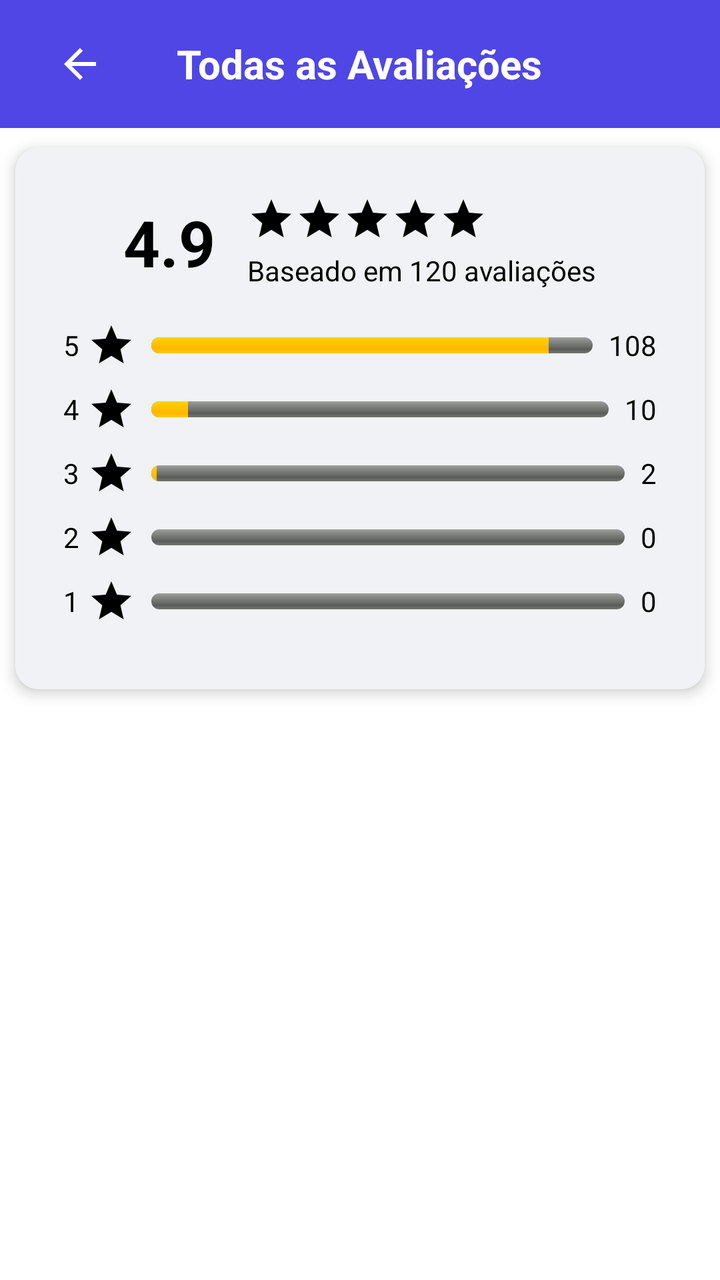
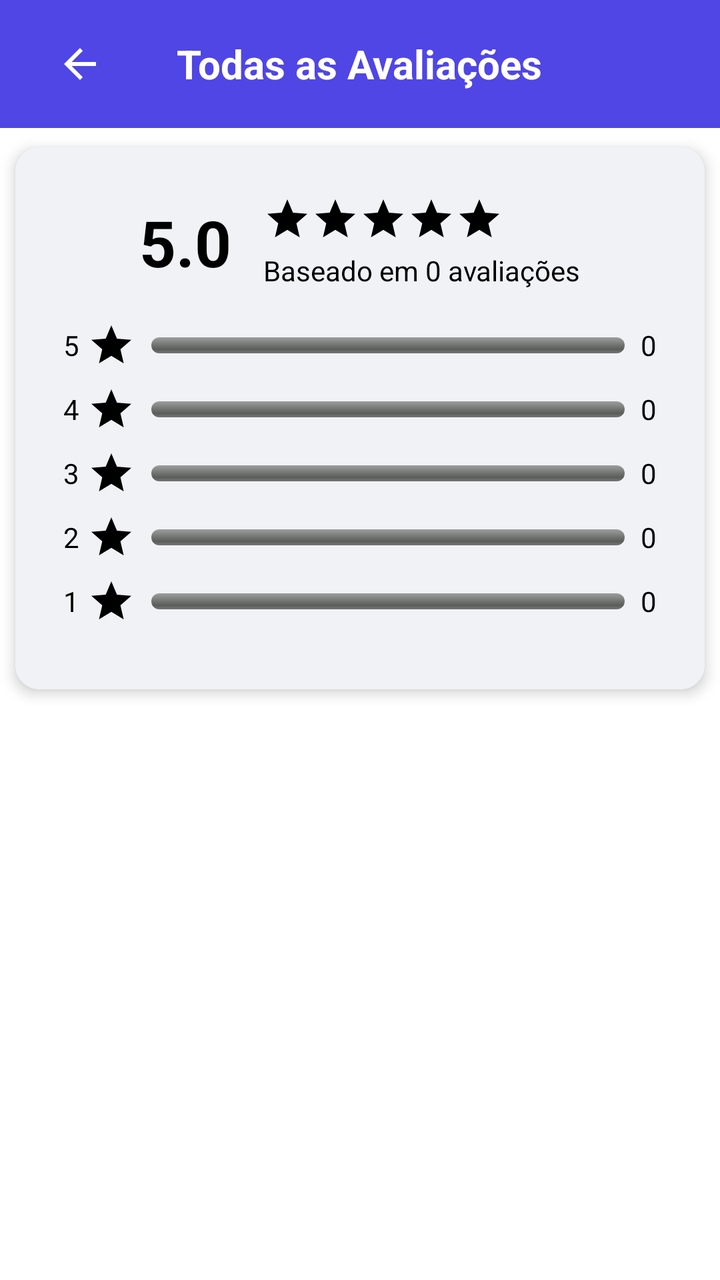

Compare the two renders of this Android layout. The source of the first and the diff that turns it into the second are given below.
<!-- AndroidManifest.xml: application theme Theme.SmartApp -->
<!-- res/layout/avaliar_tela.xml -->
<?xml version="1.0" encoding="utf-8"?>
<RelativeLayout xmlns:android="http://schemas.android.com/apk/res/android"
    xmlns:app="http://schemas.android.com/apk/res-auto"
    xmlns:tools="http://schemas.android.com/tools"
    android:layout_width="match_parent"
    android:layout_height="match_parent"
    android:background="@color/white">

    <RelativeLayout
        android:id="@+id/headerTop"
        android:layout_width="match_parent"
        android:layout_height="?attr/actionBarSize"
        android:background="#4F46E5"
        android:padding="16dp">

        <ImageButton
            android:id="@+id/btnVoltaraval"
            android:layout_width="48dp"
            android:layout_height="48dp"
            android:layout_alignParentStart="true"
            android:background="?attr/selectableItemBackgroundBorderless"
            android:contentDescription="Voltar"
            android:src="@drawable/ic_arrow_back" />

        <TextView
            android:layout_width="wrap_content"
            android:layout_height="wrap_content"
            android:layout_centerInParent="true"
            android:text="Todas as Avaliações"
            android:textColor="@android:color/white"
            android:textSize="20sp"
            android:textStyle="bold" />
    </RelativeLayout>

    <LinearLayout
        android:layout_width="match_parent"
        android:layout_height="wrap_content"
        android:layout_below="@id/headerTop"
        android:orientation="vertical">

        
        <androidx.cardview.widget.CardView
            android:layout_width="match_parent"
            android:layout_height="wrap_content"
            android:layout_marginBottom="16dp"
            app:cardCornerRadius="12dp"
            app:cardElevation="4dp"
            app:cardUseCompatPadding="true">

            <LinearLayout
                android:layout_width="match_parent"
                android:layout_height="wrap_content"
                android:background="@color/light_gray"
                android:gravity="center"
                android:orientation="vertical"
                android:padding="24dp">

                <LinearLayout
                    android:layout_width="wrap_content"
                    android:layout_height="wrap_content"
                    android:gravity="center"
                    android:orientation="horizontal">

                    <TextView
                        android:id="@+id/totalRating"
                        android:layout_width="wrap_content"
                        android:layout_height="wrap_content"
                        android:text="4.9"
                        android:textColor="@android:color/black"
                        android:textSize="32sp"
                        android:textStyle="bold" />

                    <LinearLayout
                        android:layout_width="wrap_content"
                        android:layout_height="wrap_content"
                        android:layout_marginStart="16dp"
                        android:orientation="vertical">

                        <LinearLayout
                            android:layout_width="wrap_content"
                            android:layout_height="wrap_content"
                            android:orientation="horizontal">

                            <ImageView
                                android:id="@+id/star1"
                                android:layout_width="wrap_content"
                                android:layout_height="wrap_content"
                                android:src="@drawable/ic_star" />

                            <ImageView
                                android:id="@+id/star2"
                                android:layout_width="wrap_content"
                                android:layout_height="wrap_content"
                                android:src="@drawable/ic_star" />

                            <ImageView
                                android:id="@+id/star3"
                                android:layout_width="wrap_content"
                                android:layout_height="wrap_content"
                                android:src="@drawable/ic_star" />

                            <ImageView
                                android:id="@+id/star4"
                                android:layout_width="wrap_content"
                                android:layout_height="wrap_content"
                                android:src="@drawable/ic_star" />

                            <ImageView
                                android:id="@+id/star5"
                                android:layout_width="wrap_content"
                                android:layout_height="wrap_content"
                                android:src="@drawable/ic_star" />
                        </LinearLayout>

                        <TextView
                            android:id="@+id/totalReviews"
                            android:layout_width="wrap_content"
                            android:layout_height="wrap_content"
                            android:layout_marginTop="4dp"
                            android:text="Baseado em 120 avaliações"
                            android:textColor="@android:color/black"
                            android:textSize="14sp" />
                    </LinearLayout>
                </LinearLayout>

                
                <LinearLayout
                    android:layout_width="match_parent"
                    android:layout_height="wrap_content"
                    android:layout_marginTop="16dp"
                    android:orientation="vertical">

                    
                    <LinearLayout
                        android:layout_width="match_parent"
                        android:layout_height="wrap_content"
                        android:layout_marginBottom="8dp"
                        android:gravity="center_vertical"
                        android:orientation="horizontal">

                        <TextView
                            android:layout_width="wrap_content"
                            android:layout_height="wrap_content"
                            android:text="5"
                            android:textColor="@android:color/black"
                            android:textSize="14sp" />

                        <ImageView
                            android:layout_width="wrap_content"
                            android:layout_height="wrap_content"
                            android:layout_marginStart="4dp"
                            android:src="@drawable/ic_star" />

                        <ProgressBar
                            android:id="@+id/progress5"
                            style="@android:style/Widget.ProgressBar.Horizontal"
                            android:layout_width="0dp"
                            android:layout_height="8dp"
                            android:layout_marginStart="8dp"
                            android:layout_marginEnd="8dp"
                            android:layout_weight="1"
                            android:progress="90" />

                        <TextView
                            android:id="@+id/count5"
                            android:layout_width="wrap_content"
                            android:layout_height="wrap_content"
                            android:text="108"
                            android:textColor="@android:color/black"
                            android:textSize="14sp" />
                    </LinearLayout>

                    
                    <LinearLayout
                        android:layout_width="match_parent"
                        android:layout_height="wrap_content"
                        android:layout_marginBottom="8dp"
                        android:gravity="center_vertical"
                        android:orientation="horizontal">

                        <TextView
                            android:layout_width="wrap_content"
                            android:layout_height="wrap_content"
                            android:text="4"
                            android:textColor="@android:color/black"
                            android:textSize="14sp" />

                        <ImageView
                            android:layout_width="wrap_content"
                            android:layout_height="wrap_content"
                            android:layout_marginStart="4dp"
                            android:src="@drawable/ic_star" />

                        <ProgressBar
                            android:id="@+id/progress4"
                            style="@android:style/Widget.ProgressBar.Horizontal"
                            android:layout_width="0dp"
                            android:layout_height="8dp"
                            android:layout_marginStart="8dp"
                            android:layout_marginEnd="8dp"
                            android:layout_weight="1"
                            android:progress="8" />

                        <TextView
                            android:id="@+id/count4"
                            android:layout_width="wrap_content"
                            android:layout_height="wrap_content"
                            android:text="10"
                            android:textColor="@android:color/black"
                            android:textSize="14sp" />
                    </LinearLayout>

                    
                    <LinearLayout
                        android:layout_width="match_parent"
                        android:layout_height="wrap_content"
                        android:layout_marginBottom="8dp"
                        android:gravity="center_vertical"
                        android:orientation="horizontal">

                        <TextView
                            android:layout_width="wrap_content"
                            android:layout_height="wrap_content"
                            android:text="3"
                            android:textColor="@android:color/black"
                            android:textSize="14sp" />

                        <ImageView
                            android:layout_width="wrap_content"
                            android:layout_height="wrap_content"
                            android:layout_marginStart="4dp"
                            android:src="@drawable/ic_star" />

                        <ProgressBar
                            android:id="@+id/progress3"
                            style="@android:style/Widget.ProgressBar.Horizontal"
                            android:layout_width="0dp"
                            android:layout_height="8dp"
                            android:layout_marginStart="8dp"
                            android:layout_marginEnd="8dp"
                            android:layout_weight="1"
                            android:progress="1" />

                        <TextView
                            android:id="@+id/count3"
                            android:layout_width="wrap_content"
                            android:layout_height="wrap_content"
                            android:text="2"
                            android:textColor="@android:color/black"
                            android:textSize="14sp" />
                    </LinearLayout>

                    
                    <LinearLayout
                        android:layout_width="match_parent"
                        android:layout_height="wrap_content"
                        android:layout_marginBottom="8dp"
                        android:gravity="center_vertical"
                        android:orientation="horizontal">

                        <TextView
                            android:layout_width="wrap_content"
                            android:layout_height="wrap_content"
                            android:text="2"
                            android:textColor="@android:color/black"
                            android:textSize="14sp" />

                        <ImageView
                            android:layout_width="wrap_content"
                            android:layout_height="wrap_content"
                            android:layout_marginStart="4dp"
                            android:src="@drawable/ic_star" />

                        <ProgressBar
                            android:id="@+id/progress2"
                            style="@android:style/Widget.ProgressBar.Horizontal"
                            android:layout_width="0dp"
                            android:layout_height="8dp"
                            android:layout_marginStart="8dp"
                            android:layout_marginEnd="8dp"
                            android:layout_weight="1"
                            android:progress="0" />

                        <TextView
                            android:id="@+id/count2"
                            android:layout_width="wrap_content"
                            android:layout_height="wrap_content"
                            android:text="0"
                            android:textColor="@android:color/black"
                            android:textSize="14sp" />
                    </LinearLayout>

                    
                    <LinearLayout
                        android:layout_width="match_parent"
                        android:layout_height="wrap_content"
                        android:layout_marginBottom="8dp"
                        android:gravity="center_vertical"
                        android:orientation="horizontal">

                        <TextView
                            android:layout_width="wrap_content"
                            android:layout_height="wrap_content"
                            android:text="1"
                            android:textColor="@android:color/black"
                            android:textSize="14sp" />

                        <ImageView
                            android:layout_width="wrap_content"
                            android:layout_height="wrap_content"
                            android:layout_marginStart="4dp"
                            android:src="@drawable/ic_star" />

                        <ProgressBar
                            android:id="@+id/progress1"
                            style="@android:style/Widget.ProgressBar.Horizontal"
                            android:layout_width="0dp"
                            android:layout_height="8dp"
                            android:layout_marginStart="8dp"
                            android:layout_marginEnd="8dp"
                            android:layout_weight="1"
                            android:progress="0" />

                        <TextView
                            android:id="@+id/count1"
                            android:layout_width="wrap_content"
                            android:layout_height="wrap_content"
                            android:text="0"
                            android:textColor="@android:color/black"
                            android:textSize="14sp" />
                    </LinearLayout>
                </LinearLayout>
            </LinearLayout>
        </androidx.cardview.widget.CardView>

        <androidx.recyclerview.widget.RecyclerView
            android:id="@+id/rvAvaliacliente"
            android:layout_width="match_parent"
            android:layout_height="match_parent"
            android:layout_margin="20dp"
            android:background="@color/light_gray"
            app:cardCornerRadius="12dp"
            app:cardElevation="2dp"
            app:cardUseCompatPadding="true"
            app:layoutManager="androidx.recyclerview.widget.LinearLayoutManager"
            app:spanCount="3"
            tools:itemCount="3"
            tools:listitem="@layout/avaliar_category" />
    </LinearLayout>
</RelativeLayout>
<!-- res/layout/avaliar_category.xml (included above) -->
<?xml version="1.0" encoding="utf-8"?>
<androidx.cardview.widget.CardView xmlns:android="http://schemas.android.com/apk/res/android"
    xmlns:app="http://schemas.android.com/apk/res-auto"
    android:layout_width="match_parent"
    android:layout_height="wrap_content"
    android:layout_marginBottom="16dp"
    android:background="@color/light_gray"
    app:cardCornerRadius="12dp"
    app:cardElevation="2dp"
    app:cardUseCompatPadding="true">

    <LinearLayout
        android:layout_width="match_parent"
        android:layout_height="wrap_content"
        android:background="@color/light_gray"
        android:orientation="vertical"
        android:padding="16dp">

        <LinearLayout
            android:layout_width="match_parent"
            android:layout_height="wrap_content"
            android:layout_marginBottom="8dp"
            android:orientation="horizontal">

            <TextView
                android:id="@+id/avalianome"
                android:layout_width="wrap_content"
                android:layout_height="wrap_content"
                android:text="Ana Clara"
                android:textColor="@android:color/black"
                android:textSize="16sp"
                android:textStyle="bold" />

            <LinearLayout
                android:id="@+id/avalinot"
                android:layout_width="wrap_content"
                android:layout_height="wrap_content"
                android:layout_marginStart="8dp"
                android:orientation="horizontal">

                <ImageView
                    android:id="@+id/avaliaEstrela1"
                    android:layout_width="16dp"
                    android:layout_height="16dp"
                    android:src="@drawable/ic_star"
                    android:visibility="gone" />

                <ImageView
                    android:id="@+id/avaliaEstrela2"
                    android:layout_width="16dp"
                    android:layout_height="16dp"
                    android:src="@drawable/ic_star"
                    android:visibility="gone" />

                <ImageView
                    android:id="@+id/avaliaEstrela3"
                    android:layout_width="16dp"
                    android:layout_height="16dp"
                    android:src="@drawable/ic_star"
                    android:visibility="gone" />

                <ImageView
                    android:id="@+id/avaliaEstrela4"
                    android:layout_width="16dp"
                    android:layout_height="16dp"
                    android:src="@drawable/ic_star"
                    android:visibility="gone" />

                <ImageView
                    android:id="@+id/avaliaEstrela5"
                    android:layout_width="16dp"
                    android:layout_height="16dp"
                    android:src="@drawable/ic_star"
                    android:visibility="gone" />
            </LinearLayout>
        </LinearLayout>

        <TextView
            android:id="@+id/avaliacomentario"
            android:layout_width="match_parent"
            android:layout_height="wrap_content"
            android:text="Atendimento impecável! A Maria é super atenciosa e o corte ficou perfeito."
            android:textColor="@android:color/black"
            android:textSize="14sp" />

        <TextView
            android:id="@+id/avaliadata"
            android:layout_width="match_parent"
            android:layout_height="wrap_content"
            android:layout_marginTop="8dp"
            android:text="há 2 dias"
            android:textColor="#808080"
            android:textSize="12sp" />
    </LinearLayout>
</androidx.cardview.widget.CardView>
<!-- resources referenced by this layout -->
<resources>
  <color name="light_gray">#F0F2F5</color>
  <color name="white">#FFFFFFFF</color>
  <!-- drawable ic_arrow_back (drawable) -->
  <vector xmlns:android="http://schemas.android.com/apk/res/android"
      android:width="24dp"
      android:height="24dp"
      android:viewportWidth="24"
      android:viewportHeight="24">
      <path android:fillColor="#FFFFFF" android:pathData="M20,11H7.83l5.59,-5.59L12,4l-8,8 8,8 1.41,-1.41L7.83,13H20v-2z"/>
  </vector>
  <!-- drawable ic_star (drawable) -->
  <vector xmlns:android="http://schemas.android.com/apk/res/android"
      android:width="24dp"
      android:height="24dp"
      android:viewportWidth="24"
      android:viewportHeight="24">
      <path
          android:fillColor="#FF000000"
          android:pathData="M12,17.27L18.18,21l-1.64,-7.03L22,9.24l-7.19,-0.61L12,2 9.19,8.63 2,9.24l5.46,4.73L5.82,21z"/>
  </vector>
  <style name="Theme.SmartApp" parent="Base.Theme.SmartApp" />
  <style name="Base.Theme.SmartApp" parent="Theme.Material3.DayNight.NoActionBar" />
</resources>

<!-- the commit's change to res/layout/avaliar_tela.xml (unified diff, before → after) -->
@@ -65,7 +65,7 @@
                         android:id="@+id/totalRating"
                         android:layout_width="wrap_content"
                         android:layout_height="wrap_content"
-                        android:text="4.9"
+                        android:text="5.0"
                         android:textColor="@android:color/black"
                         android:textSize="32sp"
                         android:textStyle="bold" />
@@ -117,7 +117,7 @@
                             android:layout_width="wrap_content"
                             android:layout_height="wrap_content"
                             android:layout_marginTop="4dp"
-                            android:text="Baseado em 120 avaliações"
+                            android:text="Baseado em 0 avaliações"
                             android:textColor="@android:color/black"
                             android:textSize="14sp" />
                     </LinearLayout>
@@ -159,13 +159,13 @@
                             android:layout_marginStart="8dp"
                             android:layout_marginEnd="8dp"
                             android:layout_weight="1"
-                            android:progress="90" />
+                            android:progress="0" />
 
                         <TextView
                             android:id="@+id/count5"
                             android:layout_width="wrap_content"
                             android:layout_height="wrap_content"
-                            android:text="108"
+                            android:text="0"
                             android:textColor="@android:color/black"
                             android:textSize="14sp" />
                     </LinearLayout>
@@ -199,13 +199,13 @@
                             android:layout_marginStart="8dp"
                             android:layout_marginEnd="8dp"
                             android:layout_weight="1"
-                            android:progress="8" />
+                            android:progress="0" />
 
                         <TextView
                             android:id="@+id/count4"
                             android:layout_width="wrap_content"
                             android:layout_height="wrap_content"
-                            android:text="10"
+                            android:text="0"
                             android:textColor="@android:color/black"
                             android:textSize="14sp" />
                     </LinearLayout>
@@ -239,13 +239,13 @@
                             android:layout_marginStart="8dp"
                             android:layout_marginEnd="8dp"
                             android:layout_weight="1"
-                            android:progress="1" />
+                            android:progress="0" />
 
                         <TextView
                             android:id="@+id/count3"
                             android:layout_width="wrap_content"
                             android:layout_height="wrap_content"
-                            android:text="2"
+                            android:text="0"
                             android:textColor="@android:color/black"
                             android:textSize="14sp" />
                     </LinearLayout>
